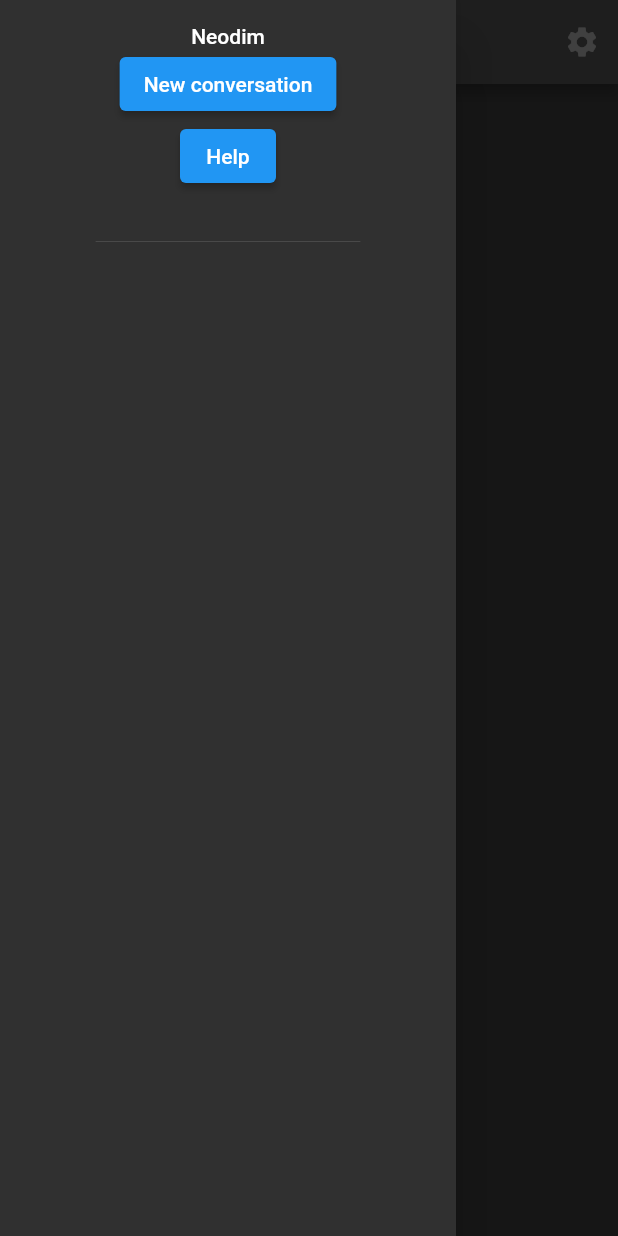
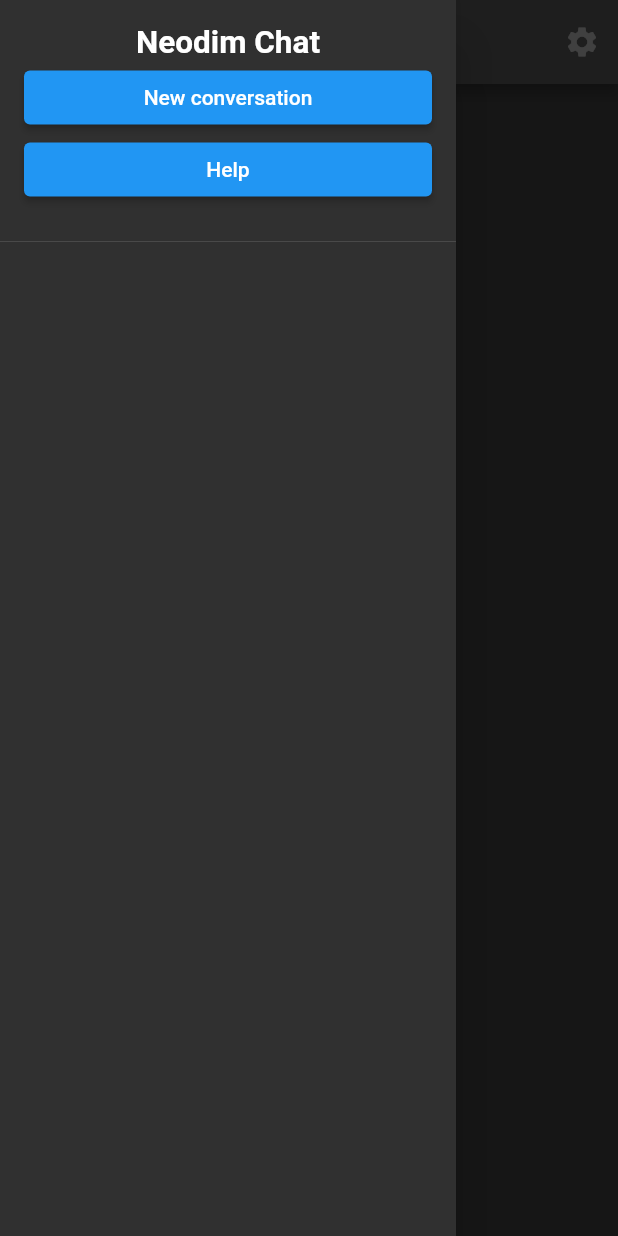
Before and after one commit to alkatrazstudio/neodim-chat, a Flutter app: the screen it shows after launch, with the side drawer open, on a phone screen of 412 x 824 dp. Run offline on Flutter 3.47's test engine with Material 2 defaults, Android fonts, the phone set to English and light mode, and no system bars; our stand-ins replace bubble, flutter_html, package_info_plus; missing offline and left inert: card_settings; generated files the repository leaves out were written again.

Commit message:
Cosmetic changes

```diff
--- a/lib/widgets/homepage.dart
+++ b/lib/widgets/homepage.dart
@@ -72,7 +72,7 @@ class HomePage extends StatelessWidget {
       child: Scaffold(
         appBar: AppBar(
           title: Consumer<ConversationsModel>(builder: (context, value, child) {
-            return Text(value.current?.name ?? '<no conversation loaded>');
+            return Text(value.current?.name ?? 'Neodim Chat');
           }),
           actions: [
             Consumer<ConversationsModel>(builder: (context, value, child) {
@@ -95,8 +95,13 @@ class HomePage extends StatelessWidget {
             children: [
               DrawerHeader(
                 child: Column(
+                  crossAxisAlignment: CrossAxisAlignment.stretch,
                   children: [
-                    const Text('Neodim'),
+                    const Text(
+                      'Neodim Chat',
+                      style: TextStyle(fontWeight: FontWeight.bold, fontSize: 21),
+                      textAlign: TextAlign.center
+                    ),
                     ElevatedButton(
                       onPressed: () async {
                         var c = Conversation.create('Conversation');
```
